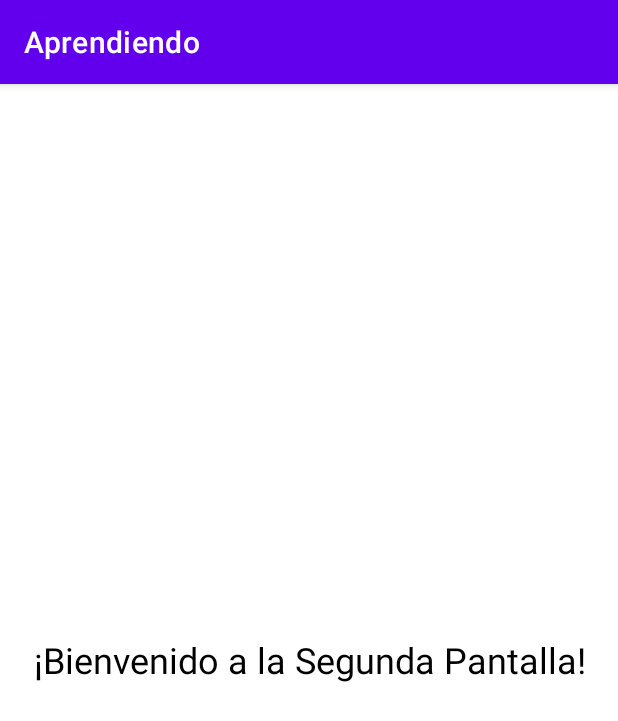
After one commit to Tapiiaa/Aprendiendo, an Android app: the SecondActivity screen opened directly, with no data from a screen before it, on a phone screen of 412 x 824 dp. The commit adds this screen. Shown: the top 721 px of the screen. Run offline under Robolectric (Android 15) with nearby library versions, the phone set to English and light mode, and no system bars.

Commit message:
ENLAZA CON LA SEGUNDA PANTALLA

```diff
--- /dev/null
+++ b/app/src/main/java/com/example/aprendiendo/firstapp/SecondActivity.kt
@@ -0,0 +1,12 @@
+package com.example.aprendiendo.firstapp
+
+import androidx.appcompat.app.AppCompatActivity
+import android.os.Bundle
+import com.example.aprendiendo.R
+
+class SecondActivity : AppCompatActivity() {
+    override fun onCreate(savedInstanceState: Bundle?) {
+        super.onCreate(savedInstanceState)
+        setContentView(R.layout.activity_second)
+    }
+}
--- /dev/null
+++ b/app/src/main/res/layout/activity_second.xml
@@ -0,0 +1,16 @@
+<?xml version="1.0" encoding="utf-8"?>
+<LinearLayout xmlns:android="http://schemas.android.com/apk/res/android"
+    android:layout_width="match_parent"
+    android:layout_height="match_parent"
+    android:orientation="vertical"
+    android:gravity="center"
+    android:padding="16dp">
+
+    <TextView
+        android:layout_width="wrap_content"
+        android:layout_height="wrap_content"
+        android:text="¡Bienvenido a la Segunda Pantalla!"
+        android:textSize="24sp"
+        android:textColor="@color/black"
+        android:gravity="center"/>
+</LinearLayout>
```
Also changed, not shown: app/src/main/AndroidManifest.xml (+9 -2 lines), app/src/main/java/com/example/aprendiendo/firstapp/FirstAppActivity.kt (+16 -11 lines).
